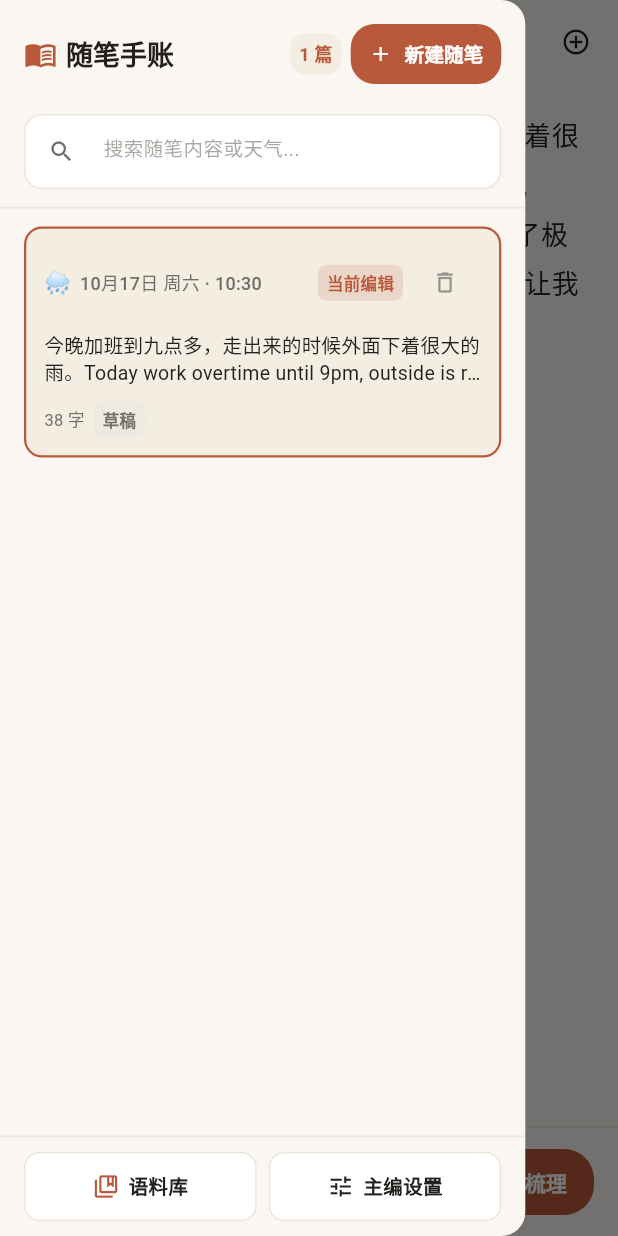
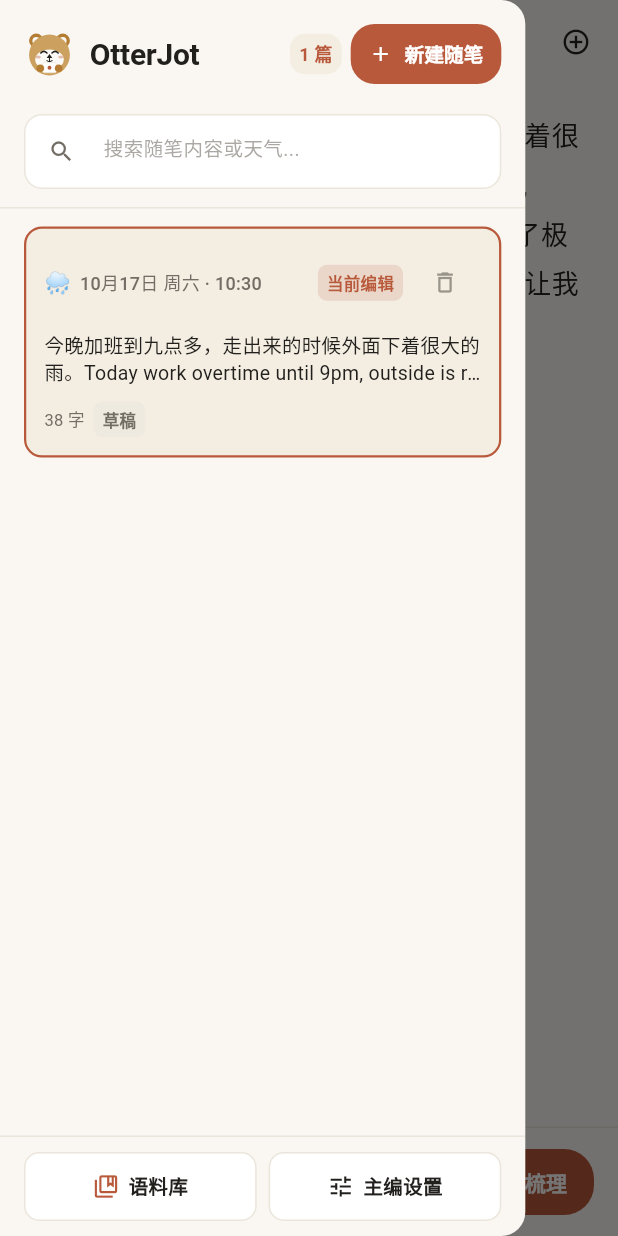
Before and after one commit to excing/NoteEnglishApp, a Flutter app: the screen it shows after launch, after a tap on the "menu book" icon, on a phone screen of 412 x 824 dp. Run offline on Flutter 3.47's test engine with Material 3 defaults, Android fonts, the phone set to English and light mode, and no system bars; our stand-ins replace dio, equatable, flutter_bloc, flutter_secure_storage, get_it; missing offline and left inert: flutter_driver; accounts and stored records are empty; statements that could not run were skipped.

Commit message:
feat: add app shortcuts, Otter Jot avatar, and macOS app icon assets
- Implement keyboard shortcut infrastructure and integrate with Writing Studio
- Add OtterJotAvatar widget along with unit tests
- Enhance PaneResizeHandle interactions and responsive three-column layout
- Update macOS window configuration and refresh AppIcon assets across sizes
- Add comprehensive unit and integration tests for shortcuts, resize handles, and avatar

```diff
--- a/note_english_flutter/lib/application/inquiry/inquiry_cubit.dart
+++ b/note_english_flutter/lib/application/inquiry/inquiry_cubit.dart
@@ -4,7 +4,6 @@ import 'package:note_english_flutter/domain/errors/ai_failure.dart';
 import 'package:note_english_flutter/domain/gateways/ai_gateway.dart';
 import 'package:note_english_flutter/domain/models/corpus/corpus_source.dart';
 import 'package:note_english_flutter/domain/models/diary/diary_entry.dart';
-import 'package:note_english_flutter/domain/models/inquiry/inquiry_response.dart';
 import 'package:note_english_flutter/domain/models/inquiry/inquiry_turn.dart';
 import 'package:note_english_flutter/domain/repositories/ai_config_repository.dart';
 import 'package:note_english_flutter/domain/repositories/corpus_repository.dart';
--- /dev/null
+++ b/note_english_flutter/lib/core/shortcuts/app_shortcuts.dart
@@ -0,0 +1,104 @@
+import 'package:flutter/foundation.dart';
+import 'package:flutter/services.dart';
+import 'package:flutter/widgets.dart';
+
+/// 全局快捷键单一信源定义 (Application Shortcuts & Accelerators)
+///
+/// 遵循 macOS 与 Windows/Linux 桌面级人机交互习惯，统一管理快捷键绑定与提示文本。
+abstract final class AppShortcuts {
+  /// 是否为 macOS / iOS 平台 (优先使用 Meta/Cmd 键)
+  static bool get isApplePlatform =>
+      !kIsWeb &&
+      (defaultTargetPlatform == TargetPlatform.macOS ||
+          defaultTargetPlatform == TargetPlatform.iOS);
+
+  /// 修饰键符号/前缀 (Mac 下为 ⌘, Windows/Linux 下为 Ctrl+)
+  static String get modifierLabel => isApplePlatform ? '⌘' : 'Ctrl+';
+
+  // ================= 提示文本 (Tooltip Labels) =================
+  /// 新建随笔提示
+  static String get newEntryTooltip => '新建随笔 ($modifierLabel N)';
+
+  /// 切换左边栏提示
+  static String toggleLeftSidebarTooltip(bool isOpen) =>
+      '${isOpen ? "收起 OtterJot" : "展开 OtterJot"} ($modifierLabel B)';
+
+  /// 切换右边栏提示
+  static String toggleRightSidebarTooltip(bool isOpen) =>
+      '${isOpen ? "收起主编视窗" : "展开主编视窗"} ($modifierLabel J)';
+
+  /// 呼叫主编梳理提示
+  static String get callEditorTooltip => '呼叫主编梳理 ($modifierLabel↵)';
+
+  /// 打开语料库提示
+  static String get openCorpusTooltip => '语料库金句 ($modifierLabel K)';
+
+  /// 打开设置提示
+  static String get openSettingsTooltip => '设置 ($modifierLabel,)';
+
+  // ================= 快捷键激活器 (Activator Sets) =================
+
+  /// 新建随笔: Cmd/Ctrl + N
+  static const List<ShortcutActivator> newEntry = [
+    SingleActivator(LogicalKeyboardKey.keyN, meta: true),
+    SingleActivator(LogicalKeyboardKey.keyN, control: true),
+  ];
+
+  /// 切换左边栏 (随笔手账): Cmd/Ctrl + B, Cmd/Ctrl + [, Cmd/Ctrl + \, Cmd/Ctrl + Shift + L
+  static const List<ShortcutActivator> toggleLeftSidebar = [
+    SingleActivator(LogicalKeyboardKey.keyB, meta: true),
+    SingleActivator(LogicalKeyboardKey.keyB, control: true),
+    SingleActivator(LogicalKeyboardKey.bracketLeft, meta: true),
+    SingleActivator(LogicalKeyboardKey.bracketLeft, control: true),
+    SingleActivator(LogicalKeyboardKey.backslash, meta: true),
+    SingleActivator(LogicalKeyboardKey.backslash, control: true),
+    SingleActivator(LogicalKeyboardKey.keyL, meta: true, shift: true),
+    SingleActivator(LogicalKeyboardKey.keyL, control: true, shift: true),
+  ];
+
+  /// 切换右边栏 (AI 主编视窗): Cmd/Ctrl + J 或 Cmd/Ctrl + ] 或 Cmd/Ctrl + Shift + B
+  static const List<ShortcutActivator> toggleRightSidebar = [
+    SingleActivator(LogicalKeyboardKey.keyJ, meta: true),
+    SingleActivator(LogicalKeyboardKey.keyJ, control: true),
+    SingleActivator(LogicalKeyboardKey.bracketRight, meta: true),
+    SingleActivator(LogicalKeyboardKey.bracketRight, control: true),
+    SingleActivator(LogicalKeyboardKey.keyB, meta: true, shift: true),
+    SingleActivator(LogicalKeyboardKey.keyB, control: true, shift: true),
+  ];
+
+  /// 呼叫主编梳理: Cmd/Ctrl + Enter
+  static const List<ShortcutActivator> callEditor = [
+    SingleActivator(LogicalKeyboardKey.enter, meta: true),
+    SingleActivator(LogicalKeyboardKey.enter, control: true),
+  ];
+
+  /// 打开语料库: Cmd/Ctrl + K 或 Cmd/Ctrl + Shift + C
+  static const List<ShortcutActivator> openCorpus = [
+    SingleActivator(LogicalKeyboardKey.keyK, meta: true),
+    SingleActivator(LogicalKeyboardKey.keyK, control: true),
+    SingleActivator(LogicalKeyboardKey.keyC, meta: true, shift: true),
+    SingleActivator(LogicalKeyboardKey.keyC, control: true, shift: true),
+  ];
+
+  /// 打开设置: Cmd/Ctrl + ,
+  static const List<ShortcutActivator> openSettings = [
+    SingleActivator(LogicalKeyboardKey.comma, meta: true),
+    SingleActivator(LogicalKeyboardKey.comma, control: true),
+  ];
+
+  /// 刷新实时天气: Cmd/Ctrl + R
+  static const List<ShortcutActivator> refreshWeather = [
+    SingleActivator(LogicalKeyboardKey.keyR, meta: true),
+    SingleActivator(LogicalKeyboardKey.keyR, control: true),
+  ];
+
+  /// 判定当前键盘物理按键事件是否匹配给定的激活器集合中的任意一项
+  static bool matchesAny(List<ShortcutActivator> activators, KeyEvent event) {
+    for (final act in activators) {
+      if (act.accepts(event, HardwareKeyboard.instance)) {
+        return true;
+      }
+    }
+    return false;
+  }
+}
--- a/note_english_flutter/lib/main.dart
+++ b/note_english_flutter/lib/main.dart
@@ -109,7 +109,7 @@ class NoteEnglishApp extends StatelessWidget {
         ),
       ],
       child: MaterialApp(
-        title: 'NoteEnglish - 双语创作书房',
+        title: 'OtterJot - 双语创作书房',
         debugShowCheckedModeBanner: false,
         theme: AppThemeTokens.createThemeData(isDark: false),
         darkTheme: AppThemeTokens.createThemeData(isDark: true),
--- /dev/null
+++ b/note_english_flutter/lib/presentation/common_widgets/otter_jot_avatar.dart
@@ -0,0 +1,134 @@
+import 'package:flutter/material.dart';
+import 'package:note_english_flutter/core/theme/app_theme_tokens.dart';
+
+/// OtterJot 吉祥物 Jotty 的矢量 Logo 组件 (无背景纯图形)
+///
+/// 采用 Canvas 纯矢量绘制，去除了底座卡片背景，仅保留水獭 Logo 核心主体，透明底色。
+class OtterJotAvatar extends StatelessWidget {
+  final double size;
+
+  const OtterJotAvatar({
+    super.key,
+    this.size = 34.0,
+  });
+
+  @override
+  Widget build(BuildContext context) {
+    final tokens = AppThemeTokens.of(context);
+
+    return SizedBox(
+      width: size,
+      height: size,
+      child: CustomPaint(
+        painter: _OtterJotAvatarPainter(tokens: tokens),
+      ),
+    );
+  }
+}
+
+class _OtterJotAvatarPainter extends CustomPainter {
+  final AppThemeTokens tokens;
+
+  _OtterJotAvatarPainter({required this.tokens});
+
+  @override
+  void paint(Canvas canvas, Size size) {
+    final scale = size.width / 100.0;
+    canvas.save();
+    canvas.scale(scale, scale);
+
+    // 1. 水獭外耳与内耳 (#B57D33 暖棕 & #FAF7F2 柔白)
+    final earOuterPaint = Paint()..color = const Color(0xFFB57D33);
+    final earInnerPaint = Paint()..color = const Color(0xFFFAF7F2);
+
+    canvas.drawCircle(const Offset(24, 24), 14, earOuterPaint);
+    canvas.drawCircle(const Offset(24, 24), 7.5, earInnerPaint);
+
+    canvas.drawCircle(const Offset(76, 24), 14, earOuterPaint);
+    canvas.drawCircle(const Offset(76, 24), 7.5, earInnerPaint);
+
+    // 2. 头部主体 (#CCA05E 暖琥珀色)
+    final headPaint = Paint()..color = const Color(0xFFCCA05E);
+    canvas.drawCircle(const Offset(50, 52), 40, headPaint);
+
+    // 3. 面部口鼻区域 (#FBF9F5 纯净纸面色)
+    final muzzlePaint = Paint()..color = const Color(0xFFFBF9F5);
+    canvas.drawOval(
+      Rect.fromCenter(center: const Offset(50, 61), width: 56, height: 40),
+      muzzlePaint,
+    );
+
+    // 4. 眼睛 (微弯笑眼，深烘焙墨黑 #22201D)
+    final eyePaint = Paint()
+      ..color = const Color(0xFF22201D)
+      ..style = PaintingStyle.stroke
+      ..strokeCap = StrokeCap.round
+      ..strokeWidth = 3.2;
+
+    final leftEye = Path()..moveTo(33, 48)..quadraticBezierTo(39, 42, 45, 48);
+    final rightEye = Path()..moveTo(55, 48)..quadraticBezierTo(61, 42, 67, 48);
+    canvas.drawPath(leftEye, eyePaint);
+    canvas.drawPath(rightEye, eyePaint);
+
+    // 5. 腮红 (陶土赭石 #B8593B 柔和半透明)
+    final blushPaint = Paint()..color = const Color(0x60B8593B);
+    canvas.drawOval(
+      Rect.fromCenter(center: const Offset(28, 56), width: 10, height: 6),
+      blushPaint,
+    );
+    canvas.drawOval(
+      Rect.fromCenter(center: const Offset(72, 56), width: 10, height: 6),
+      blushPaint,
+    );
+
+    // 6. 钢笔尖双关小鼻子 (Pen Nib Nose, #22201D)
+    final nosePaint = Paint()
+      ..color = const Color(0xFF22201D)
+      ..style = PaintingStyle.fill;
+    final nibPath = Path()
+      ..moveTo(50, 50)
+      ..lineTo(44.5, 58)
+      ..lineTo(55.5, 58)
+      ..close();
+    canvas.drawPath(nibPath, nosePaint);
+
+    // 嘴巴 (笑线)
+    final mouthPaint = Paint()
+      ..color = const Color(0xFF22201D)
+      ..style = PaintingStyle.stroke
+      ..strokeCap = StrokeCap.round
+      ..strokeWidth = 2.2;
+    canvas.drawLine(const Offset(50, 58), const Offset(50, 63), mouthPaint);
+    final smilePath = Path()..moveTo(45, 63)..quadraticBezierTo(50, 67, 55, 63);
+    canvas.drawPath(smilePath, mouthPaint);
+
+    // 7. 爪子与便签
+    // 小便签 (#FFFFFF 纯白纸卡 + #E8E2D8 浅灰边框)
+    final notePaint = Paint()..color = const Color(0xFFFFFFFF);
+    final noteRect = Rect.fromCenter(center: const Offset(50, 77), width: 28, height: 20);
+    canvas.drawRRect(RRect.fromRectAndRadius(noteRect, const Radius.circular(4.5)), notePaint);
+    canvas.drawRRect(
+      RRect.fromRectAndRadius(noteRect, const Radius.circular(4.5)),
+      Paint()
+        ..color = const Color(0xFFE8E2D8)
+        ..style = PaintingStyle.stroke
+        ..strokeWidth = 1.2,
+    );
+
+    // 便签中央小星点 (#B8593B 陶土赭石)
+    final starPaint = Paint()..color = const Color(0xFFB8593B);
+    canvas.drawCircle(const Offset(50, 77), 3.8, starPaint);
+
+    // 肉乎乎小爪爪 (#B57D33)
+    final pawPaint = Paint()..color = const Color(0xFFB57D33);
+    canvas.drawCircle(const Offset(32, 78), 7.5, pawPaint);
+    canvas.drawCircle(const Offset(68, 78), 7.5, pawPaint);
+
+    canvas.restore();
+  }
+
+  @override
+  bool shouldRepaint(covariant _OtterJotAvatarPainter oldDelegate) {
+    return oldDelegate.tokens != tokens;
+  }
+}
--- a/note_english_flutter/lib/presentation/modules/diary_management/diary_management_drawer.dart
+++ b/note_english_flutter/lib/presentation/modules/diary_management/diary_management_drawer.dart
@@ -2,9 +2,10 @@ import 'package:flutter/material.dart';
 import 'package:flutter_bloc/flutter_bloc.dart';
 import 'package:intl/intl.dart';
 import 'package:note_english_flutter/application/diary/diary_list_cubit.dart';
+import 'package:note_english_flutter/core/shortcuts/app_shortcuts.dart';
 import 'package:note_english_flutter/core/theme/app_theme_tokens.dart';
 import 'package:note_english_flutter/domain/models/diary/diary_entry.dart';
-import 'package:note_english_flutter/presentation/common_widgets/paper_card.dart';
+import 'package:note_english_flutter/presentation/common_widgets/otter_jot_avatar.dart';
 
 /// 随笔手账与管理抽屉 (Diary Management Drawer)
 class DiaryManagementDrawer extends StatefulWidget {
@@ -134,21 +135,20 @@ class _DiaryManagementDrawerState extends State<DiaryManagementDrawer> {
                         Expanded(
                           child: Row(
                             children: [
-                              Icon(Icons.menu_book,
-                                  color: tokens.terracotta,
-                                  size: isUltraCompact ? 18 : 22),
-                              const SizedBox(width: 6),
+                              OtterJotAvatar(size: isUltraCompact ? 26 : 34),
+                              const SizedBox(width: 10),
                               Expanded(
                                 child: Text(
-                                  '随笔手账',
+                                  'OtterJot',
                                   overflow: TextOverflow.ellipsis,
                                   style: Theme.of(context)
                                       .textTheme
                                       .titleLarge
                                       ?.copyWith(
-                                        fontSize: isUltraCompact ? 14 : 18,
+                                        fontSize: isUltraCompact ? 16 : 20,
                                         fontWeight: FontWeight.bold,
                                         color: tokens.textPrimary,
+                                        letterSpacing: -0.2,
                                       ),
                                 ),
                               ),
@@ -181,7 +181,7 @@ class _DiaryManagementDrawerState extends State<DiaryManagementDrawer> {
                             key: const ValueKey('new_diary_button'),
                             icon: const Icon(Icons.add, size: 20),
                             color: tokens.terracotta,
-                            tooltip: '新建随笔',
+                            tooltip: AppShortcuts.newEntryTooltip,
                             onPressed: () async {
                               final cubit = context.read<DiaryListCubit>();
                               final newEntry = await cubit.createEntry();
@@ -192,7 +192,9 @@ class _DiaryManagementDrawerState extends State<DiaryManagementDrawer> {
                             },
                           )
                         else
-                          ElevatedButton.icon(
+                          Tooltip(
+                            message: AppShortcuts.newEntryTooltip,
+                            child: ElevatedButton.icon(
                               key: const ValueKey('new_diary_button'),
                               onPressed: () async {
                                 final cubit = context.read<DiaryListCubit>();
@@ -217,6 +219,7 @@ class _DiaryManagementDrawerState extends State<DiaryManagementDrawer> {
                               '新建随笔',
                               style: TextStyle(
                                   fontSize: 13, fontWeight: FontWeight.bold),
+                            ),
                           ),
                         ),
                       ],
@@ -340,7 +343,9 @@ class _DiaryManagementDrawerState extends State<DiaryManagementDrawer> {
   }
 
   Widget _buildCorpusButton(AppThemeTokens tokens) {
-    return InkWell(
+    return Tooltip(
+      message: AppShortcuts.openCorpusTooltip,
+      child: InkWell(
         key: const ValueKey('corpus_deck_button'),
         borderRadius: BorderRadius.circular(10),
         onTap: () {
@@ -376,11 +381,14 @@ class _DiaryManagementDrawerState extends State<DiaryManagementDrawer> {
             ],
           ),
         ),
+      ),
     );
   }
 
   Widget _buildSettingsButton(AppThemeTokens tokens) {
-    return InkWell(
+    return Tooltip(
+      message: AppShortcuts.openSettingsTooltip,
+      child: InkWell(
         key: const ValueKey('ai_settings_button'),
         borderRadius: BorderRadius.circular(10),
         onTap: () {
@@ -413,6 +421,7 @@ class _DiaryManagementDrawerState extends State<DiaryManagementDrawer> {
                 ),
               ),
             ],
+          ),
         ),
       ),
     );
--- a/note_english_flutter/lib/presentation/modules/writing_studio/writing_studio_page.dart
+++ b/note_english_flutter/lib/presentation/modules/writing_studio/writing_studio_page.dart
@@ -8,6 +8,7 @@ import 'package:note_english_flutter/application/editorial/diary_editorial_cubit
 import 'package:note_english_flutter/application/inquiry/inquiry_cubit.dart';
 import 'package:note_english_flutter/application/settings/ai_settings_cubit.dart';
 import 'package:note_english_flutter/app/service_locator.dart';
+import 'package:note_english_flutter/core/shortcuts/app_shortcuts.dart';
 import 'package:note_english_flutter/core/theme/app_theme_tokens.dart';
 import 'package:note_english_flutter/domain/models/diary/diary_entry.dart';
 import 'package:note_english_flutter/domain/repositories/corpus_repository.dart';
@@ -58,6 +59,7 @@ class WritingStudioPage extends StatefulWidget {
 class _WritingStudioPageState extends State<WritingStudioPage> {
   late TextEditingController _textCtrl;
   final FocusNode _focusNode = FocusNode();
+  final GlobalKey<ScaffoldState> _scaffoldKey = GlobalKey<ScaffoldState>();
   String? _currentEntryId;
 
   /// 桌面端三栏架构中左边栏(随笔列表)的展开状态，默认开启
@@ -433,6 +435,7 @@ class _WritingStudioPageState extends State<WritingStudioPage> {
   @override
   void initState() {
     super.initState();
+    HardwareKeyboard.instance.addHandler(_handleHardwareKeyEvent);
     final cubit = context.read<DiaryEditorialCubit>();
     _currentEntryId = cubit.state.entry.id;
     _textCtrl = TextEditingController(text: cubit.state.entry.content);
@@ -445,9 +448,108 @@ class _WritingStudioPageState extends State<WritingStudioPage> {
 
   @override
   void dispose() {
+    HardwareKeyboard.instance.removeHandler(_handleHardwareKeyEvent);
     _textCtrl.dispose();
     _focusNode.dispose();
     super.dispose();
+  }
+
+  /// 硬件级物理快捷键拦截器 (保证全窗口、全焦点模式及 Drawer 开启状态下即时响应)
+  bool _handleHardwareKeyEvent(KeyEvent event) {
+    if (event is! KeyDownEvent) return false;
+    if (!mounted) return false;
+
+    // 若有非抽屉的弹窗 (例如设置对话框、删除二次确认等) 覆盖在上方，不拦截主窗口快捷键
+    final modalRoute = ModalRoute.of(context);
+    final isDrawerOpen = _scaffoldKey.currentState?.isDrawerOpen ?? false;
+    if (modalRoute != null && !modalRoute.isCurrent && !isDrawerOpen) {
+      return false;
+    }
+
+    if (AppShortcuts.matchesAny(AppShortcuts.toggleLeftSidebar, event)) {
+      _toggleLeftSidebar();
+      return true;
+    }
+    if (AppShortcuts.matchesAny(AppShortcuts.toggleRightSidebar, event)) {
+      _toggleRightSidebar();
+      return true;
+    }
+    if (AppShortcuts.matchesAny(AppShortcuts.newEntry, event)) {
+      _handleQuickNewEntry();
+      return true;
+    }
+    if (AppShortcuts.matchesAny(AppShortcuts.callEditor, event)) {
+      _handleCallEditor();
+      return true;
+    }
+    if (AppShortcuts.matchesAny(AppShortcuts.openCorpus, event)) {
+      _openCorpus(context);
+      return true;
+    }
+    if (AppShortcuts.matchesAny(AppShortcuts.openSettings, event)) {
+      _openSettings(context);
+      return true;
+    }
+    if (AppShortcuts.matchesAny(AppShortcuts.refreshWeather, event)) {
+      context.read<DiaryEditorialCubit>().fetchAndApplyRealtimeWeather();
+      return true;
+    }
+    return false;
+  }
+
+  /// 切换左边栏 (桌面端平滑滑入滑出，平板/移动端切换 Scaffold Drawer)
+  void _toggleLeftSidebar() {
+    final screenWidth = MediaQuery.of(context).size.width;
+    final isDesktop = screenWidth >= LayoutBreakpoints.desktop;
+    if (isDesktop) {
+      setState(() {
+        _isLeftSidebarOpen = !_isLeftSidebarOpen;
+        _isLeftSidebarTemporarilyCollapsed = false;
+        _leftSidebarOverdrag = 0.0;
+        _leftSidebarReversePull = 0.0;
+      });
+    } else {
+      final scaffold = _scaffoldKey.currentState;
+      if (scaffold != null) {
+        if (scaffold.isDrawerOpen) {
+          scaffold.closeDrawer();
+        } else {
+          scaffold.openDrawer();
+        }
+      }
+    }
+  }
+
+  /// 切换右边栏 (桌面与平板端平滑滑入滑出)
+  void _toggleRightSidebar() {
+    final screenWidth = MediaQuery.of(context).size.width;
+    final isMobile = screenWidth < LayoutBreakpoints.tablet;
+    if (!isMobile) {
+      setState(() {
+        _isAiSidebarOpen = !_isAiSidebarOpen;
+        _isRightSidebarTemporarilyCollapsed = false;
+        _rightSidebarOverdrag = 0.0;
+        _rightSidebarReversePull = 0.0;
+      });
+    }
+  }
+
+  /// 快捷新建随笔
+  Future<void> _handleQuickNewEntry() async {
+    final listCubit = context.read<DiaryListCubit>();
+    final newEntry = await listCubit.createEntry();
+    _handleEntryCreated(newEntry);
+  }
+
+  /// 呼叫主编梳理
+  void _handleCallEditor() {
+    final screenWidth = MediaQuery.of(context).size.width;
+    final isMobile = screenWidth < LayoutBreakpoints.tablet;
+    if (!isMobile) {
+      setState(() => _isAiSidebarOpen = true);
+    }
+    context.read<DiaryEditorialCubit>().updateContent(_textCtrl.text);
+    context.read<DiaryEditorialCubit>().requestAiAnalysis();
   }
 
   String? _formatResponsiveDate(DateTime dt, double width) {
@@ -535,21 +637,12 @@ class _WritingStudioPageState extends State<WritingStudioPage> {
                     : Icons.menu_book_outlined)
                 : Icons.menu_book_outlined,
           ),
-          tooltip: isDesktop
-              ? (_isLeftSidebarOpen ? '收起随笔手账' : '展开随笔手账')
-              : '随笔手账与管理',
-          onPressed: () {
-            if (isDesktop) {
-              setState(() {
-                _isLeftSidebarOpen = !_isLeftSidebarOpen;
-                _isLeftSidebarTemporarilyCollapsed = false;
-                _leftSidebarOverdrag = 0.0;
-                _leftSidebarReversePull = 0.0;
-              });
-            } else {
-              Scaffold.of(scaffoldCtx).openDrawer();
-            }
-          },
+          tooltip: AppShortcuts.toggleLeftSidebarTooltip(
+            isDesktop
+                ? _isLeftSidebarOpen
+                : (_scaffoldKey.currentState?.isDrawerOpen ?? false),
+          ),
+          onPressed: _toggleLeftSidebar,
         ),
       ),
       title: LayoutBuilder(
@@ -613,7 +706,7 @@ class _WritingStudioPageState extends State<WritingStudioPage> {
         IconButton(
           key: const ValueKey('quick_new_diary_button'),
           icon: const Icon(Icons.add_circle_outline, size: 20),
-          tooltip: '新建随笔',
+          tooltip: AppShortcuts.newEntryTooltip,
           onPressed: () async {
             final listCubit = context.read<DiaryListCubit>();
             final newEntry = await listCubit.createEntry();
@@ -629,7 +722,8 @@ class _WritingStudioPageState extends State<WritingStudioPage> {
                   : Icons.auto_awesome_outlined,
               size: 20,
             ),
-            tooltip: _isAiSidebarOpen ? '收起主编视窗' : '展开主编视窗',
+            tooltip:
+                AppShortcuts.toggleRightSidebarTooltip(_isAiSidebarOpen),
             onPressed: () {
               setState(() {
                 _isAiSidebarOpen = !_isAiSidebarOpen;
@@ -693,27 +787,14 @@ class _WritingStudioPageState extends State<WritingStudioPage> {
       builder: (context, state) {
         final entry = state.entry;
 
-        return CallbackShortcuts(
-          bindings: {
-            // 桌面/平板端快捷键: Cmd/Ctrl + Enter 呼叫主编
-            const SingleActivator(LogicalKeyboardKey.enter, meta: true): () {
-              if (!isMobile) {
-                setState(() => _isAiSidebarOpen = true);
-              }
-              context.read<DiaryEditorialCubit>().requestAiAnalysis();
-            },
-            const SingleActivator(LogicalKeyboardKey.enter, control: true): () {
-              if (!isMobile) {
-                setState(() => _isAiSidebarOpen = true);
-              }
-              context.read<DiaryEditorialCubit>().requestAiAnalysis();
-            },
-          },
+        return Material(
+          color: tokens.canvas,
           child: isDesktop
               ? _buildDesktopLayout(context, state, tokens, screenWidth)
               : (isTablet
                   ? _buildTabletLayout(context, state, tokens, screenWidth)
                   : Scaffold(
+                      key: _scaffoldKey,
                       backgroundColor: tokens.canvas,
                       drawer: DiaryManagementDrawer(
                         isPermanent: false,
@@ -892,6 +973,7 @@ class _WritingStudioPageState extends State<WritingStudioPage> {
         // 1. 中间主区域 (编辑稿纸与工具条，带顶栏和侧滑抽屉，顶栏仅覆盖主区域)
         Expanded(
           child: Scaffold(
+            key: _scaffoldKey,
             backgroundColor: tokens.canvas,
             drawer: DiaryManagementDrawer(
               isPermanent: false,
@@ -1159,7 +1241,9 @@ class _WritingStudioPageState extends State<WritingStudioPage> {
                       ),
                       const SizedBox(width: 6),
                     ],
-                    ElevatedButton.icon(
+                    Tooltip(
+                      message: AppShortcuts.callEditorTooltip,
+                      child: ElevatedButton.icon(
                         key: const ValueKey('call_editor_button'),
                         onPressed: isAnalyzing
                             ? null
@@ -1203,6 +1287,7 @@ class _WritingStudioPageState extends State<WritingStudioPage> {
                           style: TextStyle(
                             fontWeight: FontWeight.w600,
                             fontSize: isCompact ? 13 : 14,
+                          ),
                         ),
                       ),
                     ),
```
Also changed, not shown: note_english_flutter/lib/presentation/common_widgets/pane_resize_handle.dart (+8 -5 lines), note_english_flutter/lib/presentation/modules/settings_studio/ai_settings_dialog.dart (+12 -8 lines), 17 other files. Lines whose indentation alone changed are shown as unchanged.
